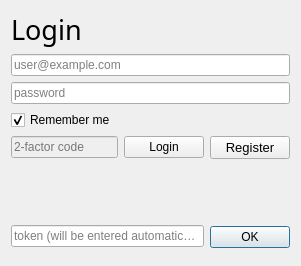
This is logindialog.ui in alvesvaren/DiscordQt as Qt 5 draws it before an edit. The edited form follows.
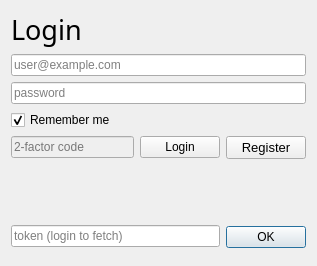
This is the edited form.

```diff
--- a/logindialog.ui
+++ b/logindialog.ui
@@ -6,7 +6,7 @@
    <rect>
     <x>0</x>
     <y>0</y>
-    <width>301</width>
+    <width>317</width>
     <height>266</height>
    </rect>
   </property>
@@ -28,6 +28,12 @@
    </property>
    <item>
     <widget class="QLabel" name="titleLabel">
+     <property name="minimumSize">
+      <size>
+       <width>305</width>
+       <height>35</height>
+      </size>
+     </property>
      <property name="font">
       <font>
        <family>Noto Sans</family>
@@ -135,7 +141,7 @@
         <bool>false</bool>
        </property>
        <property name="placeholderText">
-        <string>token (will be entered automatically)</string>
+        <string>token (login to fetch)</string>
        </property>
       </widget>
      </item>
```
